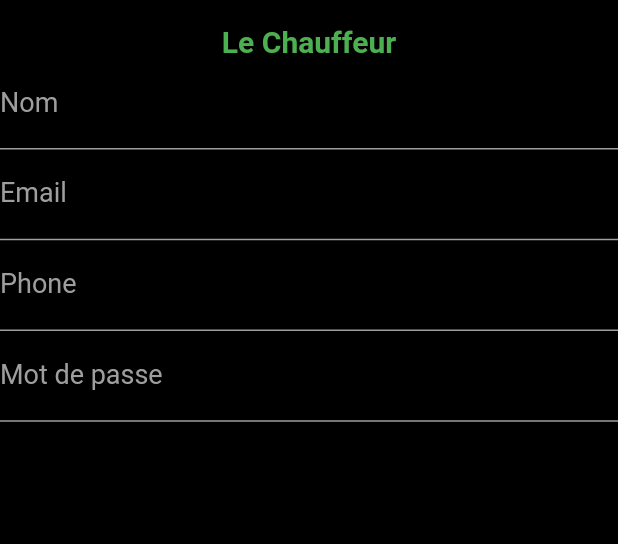
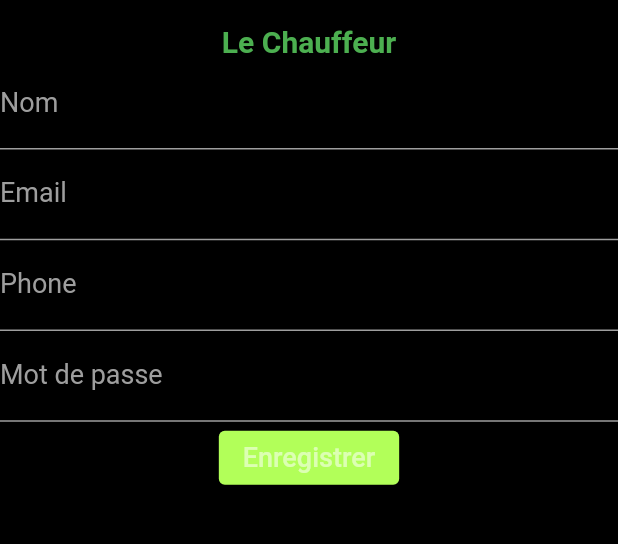
Before and after one commit to 49766954bogher/projet_flutter, a Flutter app: the screen it shows after launch, on a phone screen of 412 x 824 dp, the part 514-1058 px from its top. Run offline on Flutter 3.47's test engine with Material 2 defaults, Android fonts, the light colour scheme and no system bars; our stand-ins replace animated_splash_screen, firebase_core; accounts and stored records are empty.

Commit message:
quatrieme commit

```diff
--- a/lib/Authrntification/auth.dart
+++ b/lib/Authrntification/auth.dart
@@ -1,4 +1,7 @@
-import 'dart:ffi';
+//import 'dart:ffi';
+//import 'dart:html';
+
+//import 'dart:ui';
 
 import 'package:flutter/material.dart';
 
@@ -25,7 +28,7 @@ class _SignUpState extends State<SignUp> {
             height: 80.0,
           ),
           Padding(
-            padding: EdgeInsets.all(6.0),
+            padding: const EdgeInsets.all(6.0),
             child: Image.asset("images/logo1.png"),
             //images/logo1.png
             // Image.network(
@@ -34,12 +37,13 @@ class _SignUpState extends State<SignUp> {
           const SizedBox(
             height: 10.0,
           ),
-          Text(
+          const Text(
             "Le Chauffeur",
             style: TextStyle(
                 fontSize: 20, color: Colors.green, fontWeight: FontWeight.bold),
           ),
           TextField(
+            keyboardType: TextInputType.name,
             controller: name,
             style: const TextStyle(
               color: Colors.grey,
@@ -57,6 +61,7 @@ class _SignUpState extends State<SignUp> {
           ),
           TextField(
             controller: email,
+            keyboardType: TextInputType.emailAddress,
             style: const TextStyle(
               color: Colors.grey,
             ),
@@ -72,6 +77,7 @@ class _SignUpState extends State<SignUp> {
                 labelStyle: TextStyle(color: Colors.grey, fontSize: 18)),
           ),
           TextField(
+            keyboardType: TextInputType.phone,
             controller: phone,
             style: const TextStyle(
               color: Colors.grey,
@@ -88,6 +94,7 @@ class _SignUpState extends State<SignUp> {
                 labelStyle: TextStyle(color: Colors.grey, fontSize: 18)),
           ),
           TextField(
+            keyboardType: TextInputType.visiblePassword,
             controller: password,
             style: const TextStyle(
               color: Colors.grey,
@@ -103,6 +110,19 @@ class _SignUpState extends State<SignUp> {
                 ),
                 labelStyle: TextStyle(color: Colors.grey, fontSize: 18)),
           ),
+          ElevatedButton(
+            onPressed: () {},
+            style: ElevatedButton.styleFrom(
+              primary: Colors.lightGreenAccent,
+            ),
+            child: const Text(
+              "Enregistrer",
+              style: TextStyle(
+                fontSize: 18,
+                color: Colors.white54,
+              ),
+            ),
+          )
         ]),
       ),
     );
--- a/lib/EcranDemarage/splash_screen.dart
+++ b/lib/EcranDemarage/splash_screen.dart
@@ -2,7 +2,7 @@ import 'dart:async';
 
 import 'package:flutter/material.dart';
 import 'package:taxido/Authrntification/auth.dart';
-import 'package:taxido/EcranPrincipal/main_screen.dart';
+//import 'package:taxido/EcranPrincipal/main_screen.dart';
 
 class MySplashScreen extends StatefulWidget {
   const MySplashScreen({Key? key}) : super(key: key);
--- a/lib/EcranPrincipal/main_screen.dart
+++ b/lib/EcranPrincipal/main_screen.dart
@@ -64,7 +64,7 @@ class _MainScreenState extends State<MainScreen>
           selectedItemColor: Colors.white,
           backgroundColor: Colors.black,
           type: BottomNavigationBarType.fixed,
-          selectedLabelStyle: TextStyle(
+          selectedLabelStyle: const TextStyle(
             fontSize: 14,
           ),
           showSelectedLabels: true,
--- a/lib/Pages/note.dart
+++ b/lib/Pages/note.dart
@@ -11,7 +11,7 @@ class _NotePageState extends State<NotePage> {
   @override
   Widget build(BuildContext context) {
     return Center(
-      child: Text("Page des notes"),
+      child: const Text("Page des notes"),
     );
   }
 }
--- a/lib/Pages/paiement.dart
+++ b/lib/Pages/paiement.dart
@@ -11,7 +11,7 @@ class _PaiementPageState extends State<PaiementPage> {
   @override
   Widget build(BuildContext context) {
     return Center(
-      child: Text("Page de paiement"),
+      child: const Text("Page de paiement"),
     );
   }
 }
--- a/lib/Pages/profile.dart
+++ b/lib/Pages/profile.dart
@@ -1,4 +1,5 @@
 import 'package:flutter/material.dart';
+
 class ProfilePage extends StatefulWidget {
   const ProfilePage({Key? key}) : super(key: key);
 
@@ -9,9 +10,8 @@ class ProfilePage extends StatefulWidget {
 class _ProfilePageState extends State<ProfilePage> {
   @override
   Widget build(BuildContext context) {
-    return Center(
+    return const Center(
       child: Text("Page de profile"),
-
     );
   }
 }
--- a/lib/main.dart
+++ b/lib/main.dart
@@ -18,7 +18,7 @@ void main() async {
       ),
     ),
   );
-  /*
+  /*git
    AnimatedSplashScreen(
           backgroundColor: Colors.black,
           splash: 'images/driver.jpg',
@@ -50,6 +50,8 @@ class _MyAppState extends State<MyApp> {
     });
   }
 
+
+
   @override
   Widget build(BuildContext context) {
     return KeyedSubtree(
```
Also changed, not shown: lib/DetailsVoiture/delais_voiture.dart (added, +145 -0 lines).
